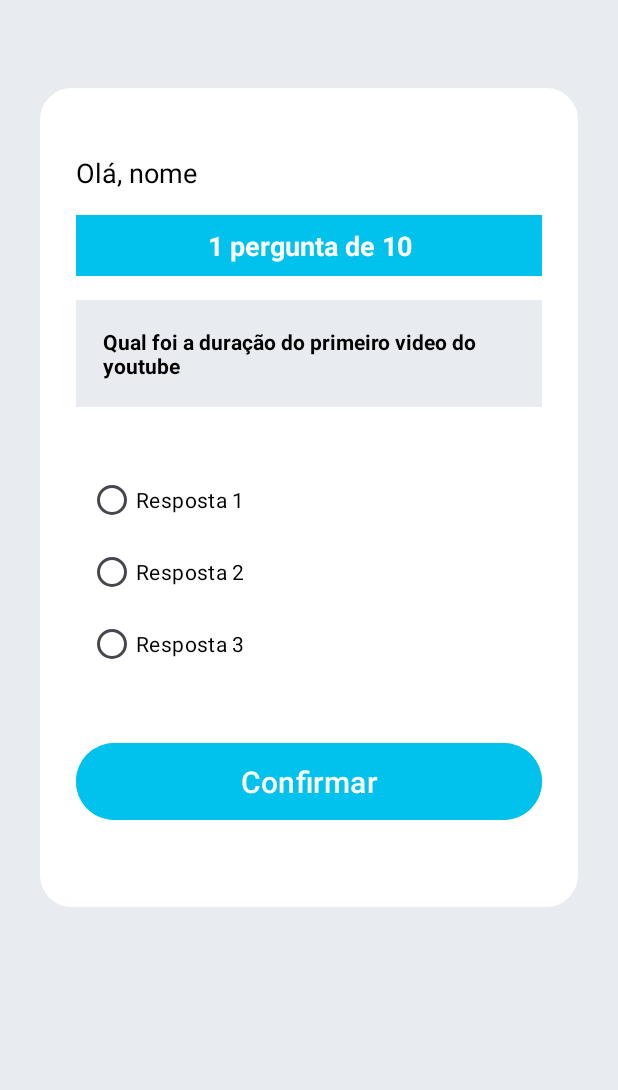
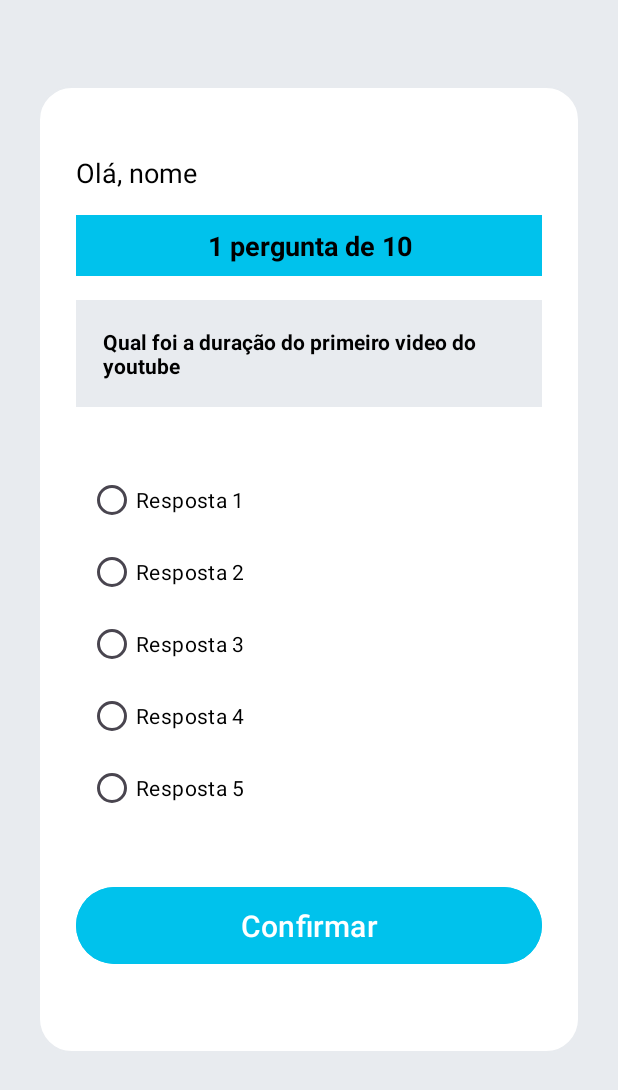
Before and after one commit to AlmirRamos/Quiz, an Android app: the layout activity_perguntas.xml on its own in the app's theme, with its tools: preview values and no code run, on a phone screen of 412 x 824 dp. Shown: the top 1090 px of the screen. Run offline under Robolectric (Android 15) with nearby library versions, the phone set to English and light mode, and no system bars.

Commit message:
Adicionando o model e a classe de perguntas usando companion object, criando dados mocados de listas de perguntas

```diff
--- a/app/src/main/java/com/example/quiz/PerguntasActivity.kt
+++ b/app/src/main/java/com/example/quiz/PerguntasActivity.kt
@@ -8,6 +8,8 @@ class PerguntasActivity : AppCompatActivity() {
     private val binding by lazy {
         ActivityPerguntasBinding.inflate(layoutInflater)
     }
+    private lateinit var listaPerguntas: List<Perguntas>
+    private lateinit var perguntaAtual: Perguntas
     override fun onCreate(savedInstanceState: Bundle?) {
         super.onCreate(savedInstanceState)
         setContentView(binding.root)
@@ -19,6 +21,8 @@ class PerguntasActivity : AppCompatActivity() {
     private fun recuperarIntentExtras() {
         val bundle = intent.extras
         val nome = bundle?.getString("nome")
-        binding.textBemVindo.text = "Olá $nome"
+
+        if (nome != null) binding.textBemVindo.text = "Olá $nome"
+
     }
 }
--- a/app/src/main/res/layout/activity_perguntas.xml
+++ b/app/src/main/res/layout/activity_perguntas.xml
@@ -45,7 +45,7 @@
                 android:gravity="center"
                 android:padding="8dp"
                 android:text="1 pergunta de 10"
-                android:textColor="@color/white"
+                android:textColor="@color/black"
                 android:textSize="18sp"
                 android:textStyle="bold" />
 
@@ -85,6 +85,20 @@
                     android:layout_height="wrap_content"
                     android:text="Resposta 3"
                     android:textColor="@color/black"/>
+
+                <RadioButton
+                    android:id="@+id/radioButton4"
+                    android:layout_width="match_parent"
+                    android:layout_height="wrap_content"
+                    android:text="Resposta 4"
+                    android:textColor="@color/black"/>
+
+                <RadioButton
+                    android:id="@+id/radioButton5"
+                    android:layout_width="match_parent"
+                    android:layout_height="wrap_content"
+                    android:text="Resposta 5"
+                    android:textColor="@color/black"/>
             </RadioGroup>
 
             <Button
```
Also changed, not shown: app/src/main/java/com/example/quiz/DadosPerguntas.kt (added, +113 -0 lines), app/src/main/java/com/example/quiz/Perguntas.kt (added, +13 -0 lines).
